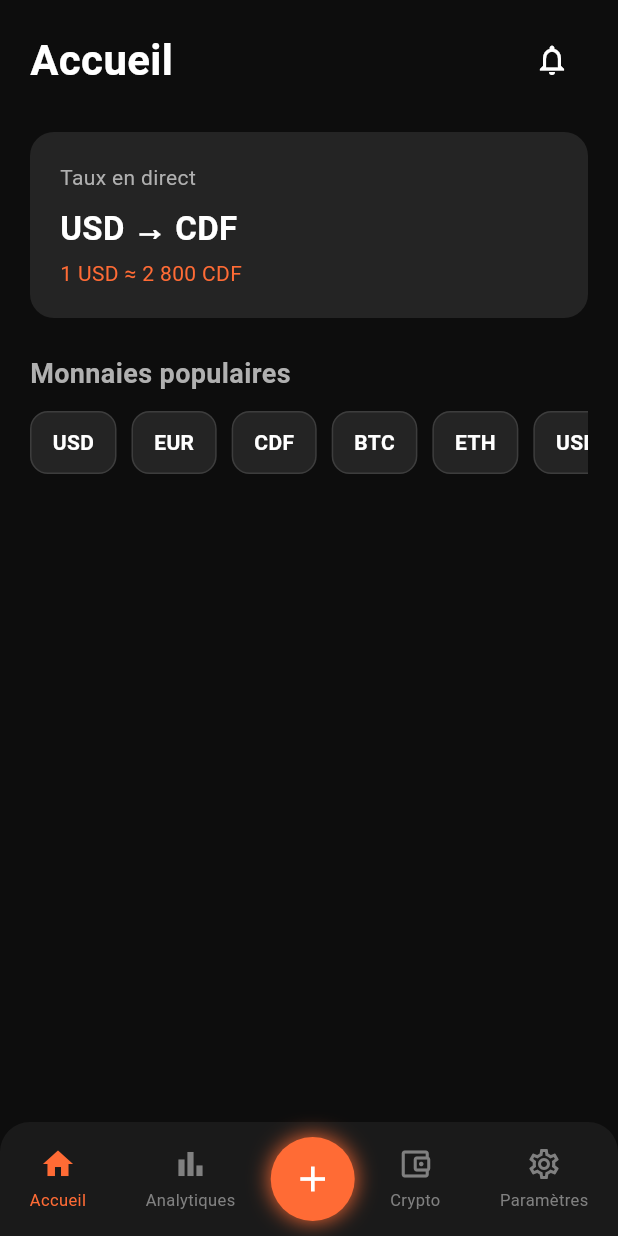
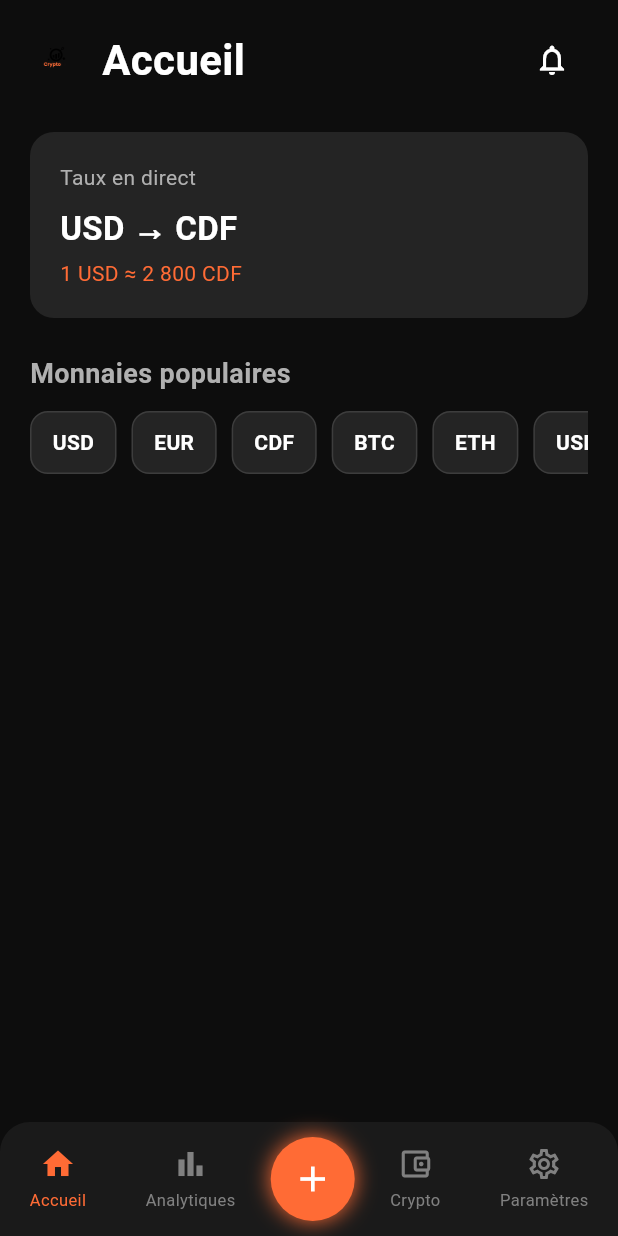
Before and after one commit to Jenovickbg/CryptoFX, a Flutter app: the screen it shows once a user with an empty profile is signed in, after a tap on the "notifications" icon, on a phone screen of 412 x 824 dp. Run offline on Flutter 3.47's test engine with Material 3 defaults, Android fonts, the phone set to English and light mode, and no system bars; our stand-ins replace cloud_firestore, firebase_auth, firebase_core, firebase_messaging, fl_chart, google_sign_in; accounts and stored records are empty; network calls fail.

Commit message:
ajout et modification des crypto

```diff
--- a/lib/controllers/rates_controller.dart
+++ b/lib/controllers/rates_controller.dart
@@ -1,5 +1,6 @@
 import 'package:flutter/foundation.dart';
 
+import '../models/crypto_market_item.dart';
 import '../services/rates_service.dart';
 
 class RatesController extends ChangeNotifier {
@@ -13,10 +14,12 @@ class RatesController extends ChangeNotifier {
 
   Map<String, double> _cryptoPrices = {};
   Map<String, double> _cryptoChange24h = {};
+  List<CryptoMarketItem> _cryptoMarkets = [];
   double? _usdToCdf;
 
   Map<String, double> get cryptoPrices => Map.unmodifiable(_cryptoPrices);
   Map<String, double> get cryptoChange24h => Map.unmodifiable(_cryptoChange24h);
+  List<CryptoMarketItem> get cryptoMarkets => List.unmodifiable(_cryptoMarkets);
   double? get usdToCdf => _usdToCdf;
 
   /// Charge les taux pour l'accueil et la liste crypto.
@@ -28,8 +31,23 @@ class RatesController extends ChangeNotifier {
     try {
       await Future.wait([
         _loadCrypto(),
+        _loadCryptoMarkets(),
         _loadUsdCdf(),
       ]);
+    } catch (e) {
+      _error = e.toString();
+    } finally {
+      _loading = false;
+      notifyListeners();
+    }
+  }
+
+  /// Charge uniquement la liste des cryptos (écran Crypto).
+  Future<void> loadCryptoMarkets() async {
+    _loading = true;
+    notifyListeners();
+    try {
+      _cryptoMarkets = await _ratesService.getCryptoMarkets(perPage: 80);
     } catch (e) {
       _error = e.toString();
     } finally {
@@ -41,6 +59,10 @@ class RatesController extends ChangeNotifier {
   Future<void> _loadCrypto() async {
     _cryptoPrices = await _ratesService.getCryptoPricesInUsd();
     _cryptoChange24h = await _ratesService.getCryptoChangePercent24h();
+  }
+
+  Future<void> _loadCryptoMarkets() async {
+    _cryptoMarkets = await _ratesService.getCryptoMarkets(perPage: 80);
   }
 
   Future<void> _loadUsdCdf() async {
--- a/lib/main.dart
+++ b/lib/main.dart
@@ -1,4 +1,5 @@
 import 'package:firebase_core/firebase_core.dart';
+import 'package:flutter/foundation.dart' show kIsWeb;
 import 'package:flutter/material.dart';
 import 'package:flutter/services.dart';
 import 'package:provider/provider.dart';
@@ -15,7 +16,7 @@ import 'views/widgets/main_shell.dart';
 
 void main() async {
   WidgetsFlutterBinding.ensureInitialized();
-  MessagingService.initBackground();
+  if (!kIsWeb) MessagingService.initBackground();
   SystemChrome.setSystemUIOverlayStyle(
     const SystemUiOverlayStyle(
       statusBarColor: Colors.transparent,
--- /dev/null
+++ b/lib/models/crypto_market_item.dart
@@ -0,0 +1,33 @@
+/// Une crypto avec prix et variation 24h (liste CoinGecko /coins/markets).
+class CryptoMarketItem {
+  final String id;
+  final String symbol;
+  final String name;
+  final double priceUsd;
+  final double? changePercent24h;
+  final String? imageUrl;
+
+  const CryptoMarketItem({
+    required this.id,
+    required this.symbol,
+    required this.name,
+    required this.priceUsd,
+    this.changePercent24h,
+    this.imageUrl,
+  });
+
+  bool get isUp => (changePercent24h ?? 0) >= 0;
+
+  String get priceFormatted {
+    if (priceUsd >= 1000) return '${priceUsd.toStringAsFixed(2)} \$';
+    if (priceUsd >= 1) return '${priceUsd.toStringAsFixed(2)} \$';
+    if (priceUsd >= 0.0001) return '${priceUsd.toStringAsFixed(4)} \$';
+    return '${priceUsd.toStringAsFixed(6)} \$';
+  }
+
+  String get changeFormatted {
+    final c = changePercent24h ?? 0;
+    final prefix = c >= 0 ? '▲' : '▼';
+    return '$prefix ${c.toStringAsFixed(2)}%';
+  }
+}
--- a/lib/services/rates_service.dart
+++ b/lib/services/rates_service.dart
@@ -1,6 +1,8 @@
 import 'dart:convert';
 
 import 'package:http/http.dart' as http;
+
+import '../models/crypto_market_item.dart';
 
 /// Consommation API REST : taux fiat (Frankfurter) + crypto (CoinGecko).
 class RatesService {
@@ -89,6 +91,36 @@ class RatesService {
 
   Map<String, double> _fallbackCrypto() =>
       {'BTC': 60000.0, 'ETH': 3000.0, 'USDT': 1.0};
+
+  /// Liste de nombreuses cryptos (CoinGecko /coins/markets).
+  /// [perPage] max 250 par page.
+  Future<List<CryptoMarketItem>> getCryptoMarkets({int perPage = 50}) async {
+    try {
+      final uri = Uri.parse(
+        '$_coingeckoBase/coins/markets?vs_currency=usd&order=market_cap_desc'
+        '&per_page=$perPage&page=1&sparkline=false',
+      );
+      final response = await _client.get(uri).timeout(
+        const Duration(seconds: 15),
+      );
+      if (response.statusCode != 200) return [];
+      final list = jsonDecode(response.body) as List<dynamic>?;
+      if (list == null) return [];
+      return list.map((e) {
+        final m = e as Map<String, dynamic>;
+        return CryptoMarketItem(
+          id: m['id'] as String? ?? '',
+          symbol: ((m['symbol'] as String?) ?? '').toUpperCase(),
+          name: m['name'] as String? ?? '',
+          priceUsd: (m['current_price'] as num?)?.toDouble() ?? 0,
+          changePercent24h: (m['price_change_percentage_24h'] as num?)?.toDouble(),
+          imageUrl: m['image'] as String?,
+        );
+      }).toList();
+    } catch (_) {
+      return [];
+    }
+  }
 
   /// Variation 24h en % (CoinGecko).
   Future<Map<String, double>> getCryptoChangePercent24h() async {
--- a/lib/views/screens/crypto_screen.dart
+++ b/lib/views/screens/crypto_screen.dart
@@ -3,6 +3,8 @@ import 'package:provider/provider.dart';
 
 import '../../../controllers/rates_controller.dart';
 import '../../../core/theme/app_colors.dart';
+import '../../../models/crypto_market_item.dart';
+import '../widgets/app_logo.dart';
 
 class CryptoScreen extends StatefulWidget {
   const CryptoScreen({super.key});
@@ -26,59 +28,90 @@ class _CryptoScreenState extends State<CryptoScreen> {
       body: SafeArea(
         child: Consumer<RatesController>(
           builder: (context, rates, _) {
-            if (rates.loading && rates.cryptoPrices.isEmpty) {
+            if (rates.loading && rates.cryptoMarkets.isEmpty) {
               return const Center(
                 child: CircularProgressIndicator(color: AppColors.primary),
               );
             }
-            final list = ['BTC', 'ETH', 'USDT'];
+            final list = rates.cryptoMarkets;
+            if (list.isEmpty) {
+              return Center(
+                child: Column(
+                  mainAxisSize: MainAxisSize.min,
+                  children: [
+                    Text(
+                      'Aucune donnée',
+                      style: TextStyle(color: AppColors.textSecondary),
+                    ),
+                    const SizedBox(height: 16),
+                    TextButton.icon(
+                      onPressed: () => rates.loadCryptoMarkets(),
+                      icon: const Icon(Icons.refresh),
+                      label: const Text('Réessayer'),
+                    ),
+                  ],
+                ),
+              );
+            }
             return CustomScrollView(
               slivers: [
                 SliverToBoxAdapter(
                   child: Padding(
-                    padding: const EdgeInsets.fromLTRB(20, 16, 20, 24),
-                    child: Column(
-                      crossAxisAlignment: CrossAxisAlignment.start,
+                    padding: const EdgeInsets.fromLTRB(20, 16, 20, 12),
+                    child: Row(
+                      mainAxisAlignment: MainAxisAlignment.spaceBetween,
                       children: [
-                        Row(
-                          mainAxisAlignment: MainAxisAlignment.spaceBetween,
+                        const Row(
+                          mainAxisSize: MainAxisSize.min,
                           children: [
-                            const Text(
+                            AppLogoIcon(size: 32),
+                            SizedBox(width: 10),
+                            Text(
                               'Crypto',
                               style: TextStyle(
-                                fontSize: 28,
+                                fontSize: 24,
                                 fontWeight: FontWeight.bold,
                                 color: AppColors.textPrimary,
                               ),
                             ),
-                            IconButton(
-                              onPressed: () {},
-                              icon: const Icon(Icons.notifications_outlined),
-                              color: AppColors.textPrimary,
-                            ),
                           ],
                         ),
-                        const SizedBox(height: 20),
-                        ...list.map(
-                          (symbol) => Padding(
-                            padding: const EdgeInsets.only(bottom: 12),
-                            child: _CryptoCard(
-                              symbol: symbol,
-                              name: symbol == 'BTC'
-                                  ? 'Bitcoin'
-                                  : symbol == 'ETH'
-                                      ? 'Ethereum'
-                                      : 'Tether',
-                              price: rates.formatCryptoPrice(symbol),
-                              change: rates.formatChange24h(symbol),
-                              isUp: rates.isCryptoUp(symbol),
-                            ),
-                          ),
+                        IconButton(
+                          onPressed: () => rates.loadCryptoMarkets(),
+                          icon: const Icon(Icons.refresh),
+                          color: AppColors.textPrimary,
+                          tooltip: 'Actualiser',
                         ),
                       ],
                     ),
                   ),
                 ),
+                SliverToBoxAdapter(
+                  child: Padding(
+                    padding: const EdgeInsets.symmetric(horizontal: 20),
+                    child: Text(
+                      '${list.length} cryptomonnaies • classement par capitalisation',
+                      style: TextStyle(
+                        fontSize: 12,
+                        color: AppColors.textTertiary,
+                      ),
+                    ),
+                  ),
+                ),
+                const SliverToBoxAdapter(child: SizedBox(height: 12)),
+                SliverList(
+                  delegate: SliverChildBuilderDelegate(
+                    (context, index) {
+                      final item = list[index];
+                      return Padding(
+                        padding: const EdgeInsets.fromLTRB(20, 0, 20, 10),
+                        child: _CryptoCard(item: item),
+                      );
+                    },
+                    childCount: list.length,
+                  ),
+                ),
+                const SliverToBoxAdapter(child: SizedBox(height: 24)),
               ],
             );
           },
@@ -89,40 +122,31 @@ class _CryptoScreenState extends State<CryptoScreen> {
 }
 
 class _CryptoCard extends StatelessWidget {
-  final String symbol;
-  final String name;
-  final String price;
-  final String change;
-  final bool isUp;
+  final CryptoMarketItem item;
 
-  const _CryptoCard({
-    required this.symbol,
-    required this.name,
-    required this.price,
-    required this.change,
-    required this.isUp,
-  });
+  const _CryptoCard({required this.item});
 
   @override
   Widget build(BuildContext context) {
     return Container(
-      padding: const EdgeInsets.all(16),
+      padding: const EdgeInsets.all(14),
       decoration: BoxDecoration(
         color: AppColors.card,
         borderRadius: BorderRadius.circular(16),
       ),
       child: Row(
         children: [
-          CircleAvatar(
-            radius: 24,
-            backgroundColor: AppColors.primary.withOpacity(0.2),
-            child: Text(
-              symbol.substring(0, 1),
-              style: const TextStyle(
-                color: AppColors.primary,
-                fontWeight: FontWeight.bold,
-              ),
-            ),
+          ClipRRect(
+            borderRadius: BorderRadius.circular(12),
+            child: item.imageUrl != null && item.imageUrl!.isNotEmpty
+                ? Image.network(
+                    item.imageUrl!,
+                    width: 44,
+                    height: 44,
+                    fit: BoxFit.cover,
+                    errorBuilder: (_, __, ___) => _avatarFallback(),
+                  )
+                : _avatarFallback(),
           ),
           const SizedBox(width: 14),
           Expanded(
@@ -130,14 +154,17 @@ class _CryptoCard extends StatelessWidget {
               crossAxisAlignment: CrossAxisAlignment.start,
               children: [
                 Text(
-                  name,
+                  item.name,
                   style: const TextStyle(
                     color: AppColors.textPrimary,
                     fontWeight: FontWeight.w600,
+                    fontSize: 15,
                   ),
+                  maxLines: 1,
+                  overflow: TextOverflow.ellipsis,
                 ),
                 Text(
-                  symbol,
+                  item.symbol,
                   style: TextStyle(
                     color: AppColors.textSecondary,
                     fontSize: 12,
@@ -150,16 +177,18 @@ class _CryptoCard extends StatelessWidget {
             crossAxisAlignment: CrossAxisAlignment.end,
             children: [
               Text(
-                price,
+                item.priceFormatted,
                 style: const TextStyle(
                   color: AppColors.textPrimary,
                   fontWeight: FontWeight.w600,
+                  fontSize: 14,
                 ),
               ),
+              const SizedBox(height: 2),
               Text(
-                change,
+                item.changeFormatted,
                 style: TextStyle(
-                  color: isUp ? AppColors.up : AppColors.down,
+                  color: item.isUp ? AppColors.up : AppColors.down,
                   fontSize: 12,
                 ),
               ),
@@ -169,4 +198,25 @@ class _CryptoCard extends StatelessWidget {
       ),
     );
   }
+
+  Widget _avatarFallback() {
+    return Container(
+      width: 44,
+      height: 44,
+      decoration: BoxDecoration(
+        color: AppColors.primary.withOpacity(0.2),
+        borderRadius: BorderRadius.circular(12),
+      ),
+      child: Center(
+        child: Text(
+          item.symbol.length >= 1 ? item.symbol.substring(0, 1) : '?',
+          style: const TextStyle(
+            color: AppColors.primary,
+            fontWeight: FontWeight.bold,
+            fontSize: 18,
+          ),
+        ),
+      ),
+    );
+  }
 }
--- a/lib/views/screens/home_screen.dart
+++ b/lib/views/screens/home_screen.dart
@@ -3,6 +3,7 @@ import 'package:provider/provider.dart';
 
 import '../../../controllers/rates_controller.dart';
 import '../../../core/theme/app_colors.dart';
+import '../widgets/app_logo.dart';
 
 class HomeScreen extends StatefulWidget {
   const HomeScreen({super.key});
@@ -40,6 +41,11 @@ class _HomeScreenState extends State<HomeScreen> {
                         Row(
                           mainAxisAlignment: MainAxisAlignment.spaceBetween,
                           children: [
+                            Row(
+                              mainAxisSize: MainAxisSize.min,
+                              children: [
+                                const AppLogoIcon(size: 36),
+                                const SizedBox(width: 12),
                                 const Text(
                                   'Accueil',
                                   style: TextStyle(
@@ -47,6 +53,8 @@ class _HomeScreenState extends State<HomeScreen> {
                                     fontWeight: FontWeight.bold,
                                     color: AppColors.textPrimary,
                                   ),
+                                ),
+                              ],
                             ),
                             IconButton(
                               onPressed: () {},
--- a/lib/views/screens/welcome_screen.dart
+++ b/lib/views/screens/welcome_screen.dart
@@ -1,6 +1,7 @@
 import 'package:flutter/material.dart';
 
 import '../../../core/theme/app_colors.dart';
+import '../widgets/app_logo.dart';
 import 'login_screen.dart';
 
 /// Première page : onboarding / accueil avec logo, titre, sous-titre et CTA.
@@ -31,8 +32,7 @@ class WelcomeScreen extends StatelessWidget {
             child: Column(
               children: [
                 const SizedBox(height: 48),
-                // Logo en haut
-                _LogoSection(),
+                const Center(child: AppLogo(height: 140, showFallbackHint: true)),
                 const Spacer(),
                 // Titre
                 const Text(
@@ -96,53 +96,3 @@ class WelcomeScreen extends StatelessWidget {
     );
   }
 }
-
-class _LogoSection extends StatelessWidget {
-  @override
-  Widget build(BuildContext context) {
-    return Center(
-      child: Image.asset(
-        'assets/images/logo.png',
-        height: 140,
-        fit: BoxFit.contain,
-        errorBuilder: (_, __, ___) => _LogoFallback(),
-      ),
-    );
-  }
-}
-
-/// Si le fichier logo.png est absent, on affiche le nom en style logo.
-class _LogoFallback extends StatelessWidget {
-  @override
-  Widget build(BuildContext context) {
-    return Column(
-      mainAxisSize: MainAxisSize.min,
-      children: [
-        Container(
-          padding: const EdgeInsets.symmetric(horizontal: 24, vertical: 20),
-          decoration: BoxDecoration(
-            color: AppColors.card,
-            borderRadius: BorderRadius.circular(20),
-          ),
-          child: const Text(
-            'CryptoFx',
-            style: TextStyle(
-              fontSize: 36,
-              fontWeight: FontWeight.bold,
-              color: AppColors.primary,
-              letterSpacing: 0.5,
-            ),
-          ),
-        ),
-        const SizedBox(height: 8),
-        Text(
-          'Collez logo.png dans assets/images/',
-          style: TextStyle(
-            fontSize: 12,
-            color: AppColors.textTertiary,
-          ),
-        ),
-      ],
-    );
-  }
-}
--- /dev/null
+++ b/lib/views/widgets/app_logo.dart
@@ -0,0 +1,82 @@
+import 'package:flutter/material.dart';
+
+import '../../core/theme/app_colors.dart';
+
+/// Logo CryptoFx (asset ou texte de secours).
+class AppLogo extends StatelessWidget {
+  final double height;
+  final bool showFallbackHint;
+
+  const AppLogo({
+    super.key,
+    this.height = 100,
+    this.showFallbackHint = false,
+  });
+
+  @override
+  Widget build(BuildContext context) {
+    return Image.asset(
+      'assets/images/logo.png',
+      height: height,
+      fit: BoxFit.contain,
+      errorBuilder: (_, __, ___) => _Fallback(showHint: showFallbackHint),
+    );
+  }
+}
+
+class _Fallback extends StatelessWidget {
+  final bool showHint;
+
+  const _Fallback({this.showHint = false});
+
+  @override
+  Widget build(BuildContext context) {
+    return Column(
+      mainAxisSize: MainAxisSize.min,
+      children: [
+        Text(
+          'CryptoFx',
+          style: TextStyle(
+            fontSize: 28,
+            fontWeight: FontWeight.bold,
+            color: AppColors.primary,
+            letterSpacing: 0.5,
+          ),
+        ),
+        if (showHint)
+          Padding(
+            padding: const EdgeInsets.only(top: 4),
+            child: Text(
+              'assets/images/logo.png',
+              style: TextStyle(
+                fontSize: 11,
+                color: AppColors.textTertiary,
+              ),
+            ),
+          ),
+      ],
+    );
+  }
+}
+
+/// Petit logo pour l'AppBar (icône).
+class AppLogoIcon extends StatelessWidget {
+  final double size;
+
+  const AppLogoIcon({super.key, this.size = 32});
+
+  @override
+  Widget build(BuildContext context) {
+    return Image.asset(
+      'assets/images/logo.png',
+      width: size,
+      height: size,
+      fit: BoxFit.contain,
+      errorBuilder: (_, __, ___) => Icon(
+        Icons.currency_exchange,
+        size: size,
+        color: AppColors.primary,
+      ),
+    );
+  }
+}
```
Also changed, not shown: lib/views/screens/convert_screen.dart (+10 -1 lines), lib/views/screens/login_screen.dart (+5 -11 lines), lib/views/screens/register_screen.dart (+6 -1 lines), lib/firebase_options.dart, 1 other file. Lines whose indentation alone changed are shown as unchanged.
